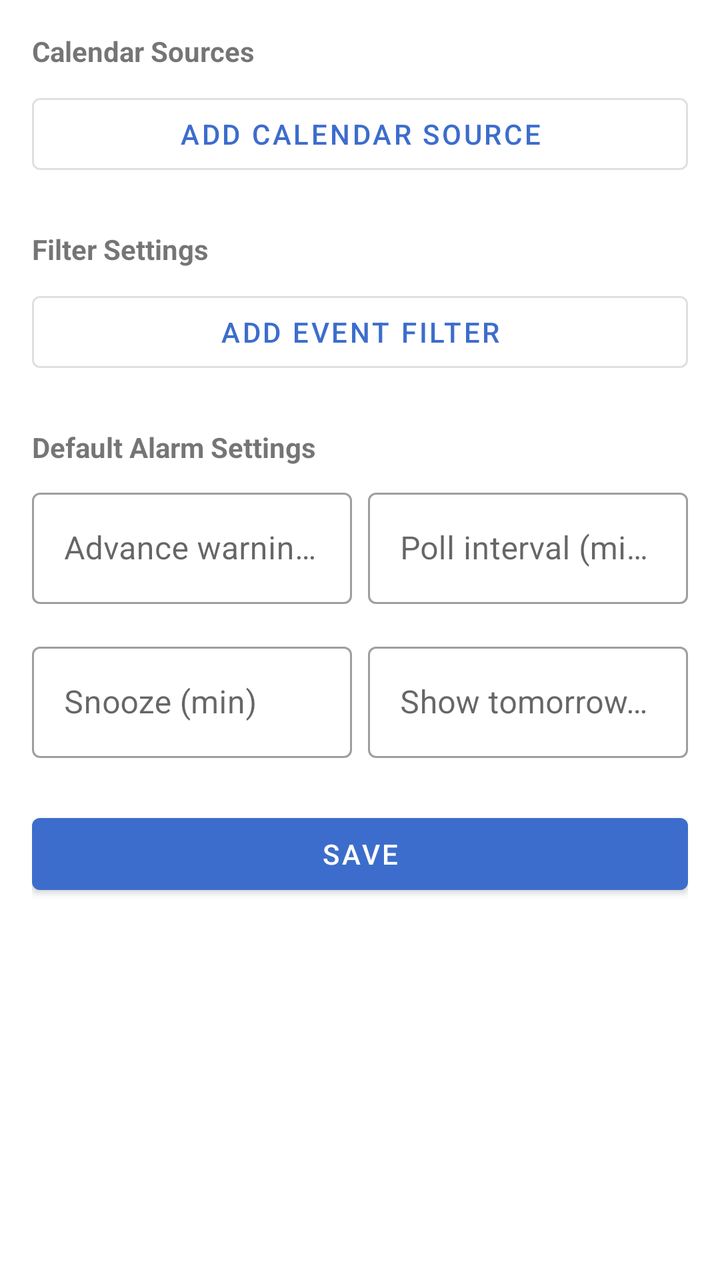
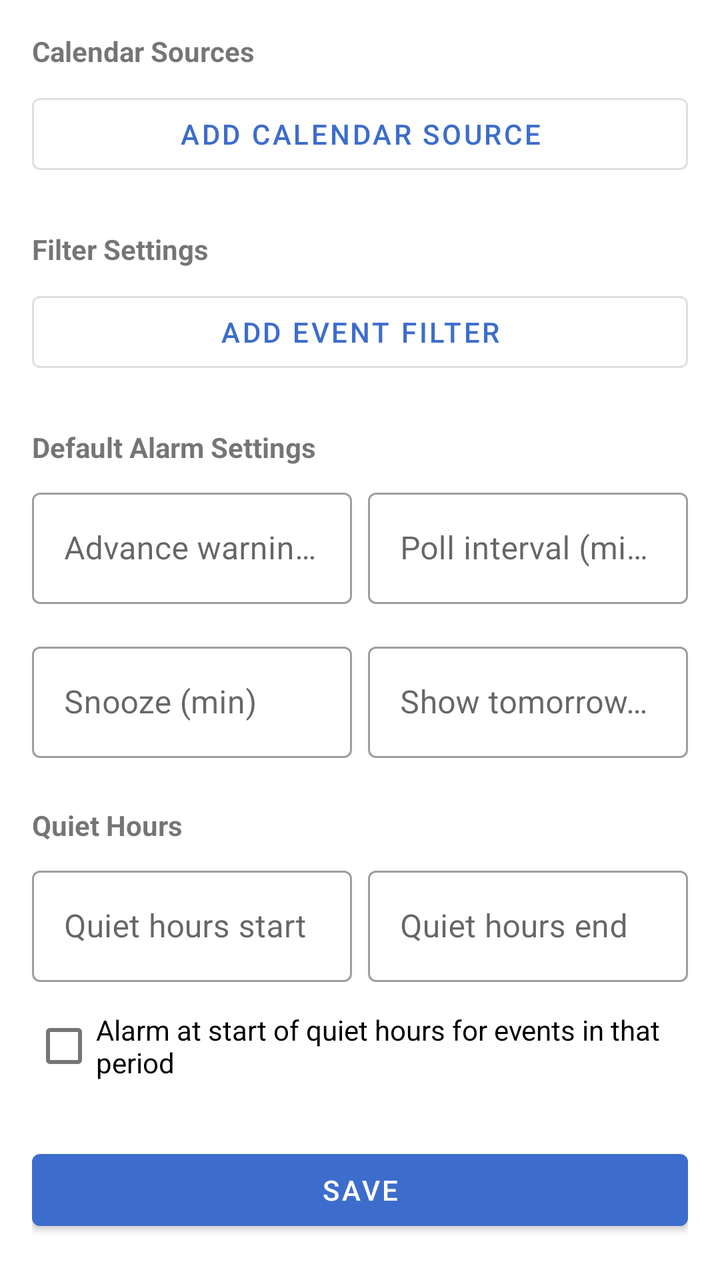

Screens rendered from an Android XML layout before and after an edit, with the pre-edit source and the edit as a unified diff.
<!-- AndroidManifest.xml: application theme Theme.CalendarAlarm -->
<!-- res/layout/activity_settings.xml -->
<?xml version="1.0" encoding="utf-8"?>
<ScrollView xmlns:android="http://schemas.android.com/apk/res/android"
    android:layout_width="match_parent"
    android:layout_height="match_parent">

    <LinearLayout
        android:layout_width="match_parent"
        android:layout_height="wrap_content"
        android:orientation="vertical"
        android:padding="16dp">

        <TextView
            android:layout_width="match_parent"
            android:layout_height="wrap_content"
            android:text="Calendar Sources"
            android:textStyle="bold"
            android:textSize="14sp"
            android:layout_marginBottom="8dp" />

        <LinearLayout
            android:id="@+id/urlSourcesContainer"
            android:layout_width="match_parent"
            android:layout_height="wrap_content"
            android:orientation="vertical" />

        <com.google.android.material.button.MaterialButton
            android:id="@+id/addUrlButton"
            android:layout_width="match_parent"
            android:layout_height="wrap_content"
            android:text="Add calendar source"
            android:layout_marginBottom="24dp"
            style="@style/Widget.MaterialComponents.Button.OutlinedButton" />

        <TextView
            android:layout_width="match_parent"
            android:layout_height="wrap_content"
            android:text="Filter Settings"
            android:textStyle="bold"
            android:textSize="14sp"
            android:layout_marginBottom="8dp" />

        <LinearLayout
            android:id="@+id/filterContainer"
            android:layout_width="match_parent"
            android:layout_height="wrap_content"
            android:orientation="vertical" />

        <com.google.android.material.button.MaterialButton
            android:id="@+id/addFilterButton"
            android:layout_width="match_parent"
            android:layout_height="wrap_content"
            android:text="Add event filter"
            android:layout_marginBottom="24dp"
            style="@style/Widget.MaterialComponents.Button.OutlinedButton" />

        <TextView
            android:layout_width="match_parent"
            android:layout_height="wrap_content"
            android:text="Default Alarm Settings"
            android:textStyle="bold"
            android:textSize="14sp"
            android:layout_marginBottom="8dp" />

        <LinearLayout
            android:layout_width="match_parent"
            android:layout_height="wrap_content"
            android:orientation="horizontal"
            android:layout_marginBottom="16dp">

            <com.google.android.material.textfield.TextInputLayout
                android:layout_width="0dp"
                android:layout_height="wrap_content"
                android:layout_weight="1"
                android:hint="Advance warning (min)"
                android:layout_marginEnd="8dp"
                style="@style/Widget.MaterialComponents.TextInputLayout.OutlinedBox">
                <com.google.android.material.textfield.TextInputEditText
                    android:id="@+id/advanceInput"
                    android:layout_width="match_parent"
                    android:layout_height="wrap_content"
                    android:inputType="number" />
            </com.google.android.material.textfield.TextInputLayout>

            <com.google.android.material.textfield.TextInputLayout
                android:layout_width="0dp"
                android:layout_height="wrap_content"
                android:layout_weight="1"
                android:hint="Poll interval (min)"
                style="@style/Widget.MaterialComponents.TextInputLayout.OutlinedBox">
                <com.google.android.material.textfield.TextInputEditText
                    android:id="@+id/pollIntervalInput"
                    android:layout_width="match_parent"
                    android:layout_height="wrap_content"
                    android:inputType="number" />
            </com.google.android.material.textfield.TextInputLayout>

        </LinearLayout>

        <LinearLayout
            android:layout_width="match_parent"
            android:layout_height="wrap_content"
            android:orientation="horizontal"
            android:layout_marginBottom="24dp">

            <com.google.android.material.textfield.TextInputLayout
                android:layout_width="0dp"
                android:layout_height="wrap_content"
                android:layout_weight="1"
                android:hint="Snooze (min)"
                android:layout_marginEnd="8dp"
                style="@style/Widget.MaterialComponents.TextInputLayout.OutlinedBox">
                <com.google.android.material.textfield.TextInputEditText
                    android:id="@+id/snoozeInput"
                    android:layout_width="match_parent"
                    android:layout_height="wrap_content"
                    android:inputType="number" />
            </com.google.android.material.textfield.TextInputLayout>

            <com.google.android.material.textfield.TextInputLayout
                android:layout_width="0dp"
                android:layout_height="wrap_content"
                android:layout_weight="1"
                android:hint="Show tomorrow at"
                style="@style/Widget.MaterialComponents.TextInputLayout.OutlinedBox">
                <com.google.android.material.textfield.TextInputEditText
                    android:id="@+id/showTomorrowInput"
                    android:layout_width="match_parent"
                    android:layout_height="wrap_content"
                    android:inputType="text"
                    android:maxLength="5" />
            </com.google.android.material.textfield.TextInputLayout>

        </LinearLayout>

        <com.google.android.material.button.MaterialButton
            android:id="@+id/saveButton"
            android:layout_width="match_parent"
            android:layout_height="wrap_content"
            android:text="Save" />

    </LinearLayout>
</ScrollView>
<!-- resources referenced by this layout -->
<resources>
  <style name="Theme.CalendarAlarm" parent="Theme.MaterialComponents.DayNight.DarkActionBar">
          <item name="colorPrimary">#3D6DCC</item>
          <item name="colorPrimaryVariant">#2A4E9C</item>
          <item name="colorOnPrimary">@android:color/white</item>
      </style>
</resources>

<!-- the commit's change to res/layout/activity_settings.xml (unified diff, before → after) -->
@@ -132,6 +132,58 @@
 
         </LinearLayout>
 
+        <TextView
+            android:layout_width="match_parent"
+            android:layout_height="wrap_content"
+            android:text="Quiet Hours"
+            android:textStyle="bold"
+            android:textSize="14sp"
+            android:layout_marginBottom="8dp" />
+
+        <LinearLayout
+            android:layout_width="match_parent"
+            android:layout_height="wrap_content"
+            android:orientation="horizontal"
+            android:layout_marginBottom="8dp">
+
+            <com.google.android.material.textfield.TextInputLayout
+                android:layout_width="0dp"
+                android:layout_height="wrap_content"
+                android:layout_weight="1"
+                android:hint="Quiet hours start"
+                android:layout_marginEnd="8dp"
+                style="@style/Widget.MaterialComponents.TextInputLayout.OutlinedBox">
+                <com.google.android.material.textfield.TextInputEditText
+                    android:id="@+id/quietStartInput"
+                    android:layout_width="match_parent"
+                    android:layout_height="wrap_content"
+                    android:inputType="text"
+                    android:maxLength="5" />
+            </com.google.android.material.textfield.TextInputLayout>
+
+            <com.google.android.material.textfield.TextInputLayout
+                android:layout_width="0dp"
+                android:layout_height="wrap_content"
+                android:layout_weight="1"
+                android:hint="Quiet hours end"
+                style="@style/Widget.MaterialComponents.TextInputLayout.OutlinedBox">
+                <com.google.android.material.textfield.TextInputEditText
+                    android:id="@+id/quietEndInput"
+                    android:layout_width="match_parent"
+                    android:layout_height="wrap_content"
+                    android:inputType="text"
+                    android:maxLength="5" />
+            </com.google.android.material.textfield.TextInputLayout>
+
+        </LinearLayout>
+
+        <CheckBox
+            android:id="@+id/quietHoursAlarmCheckbox"
+            android:layout_width="match_parent"
+            android:layout_height="wrap_content"
+            android:text="Alarm at start of quiet hours for events in that period"
+            android:layout_marginBottom="24dp" />
+
         <com.google.android.material.button.MaterialButton
             android:id="@+id/saveButton"
             android:layout_width="match_parent"
